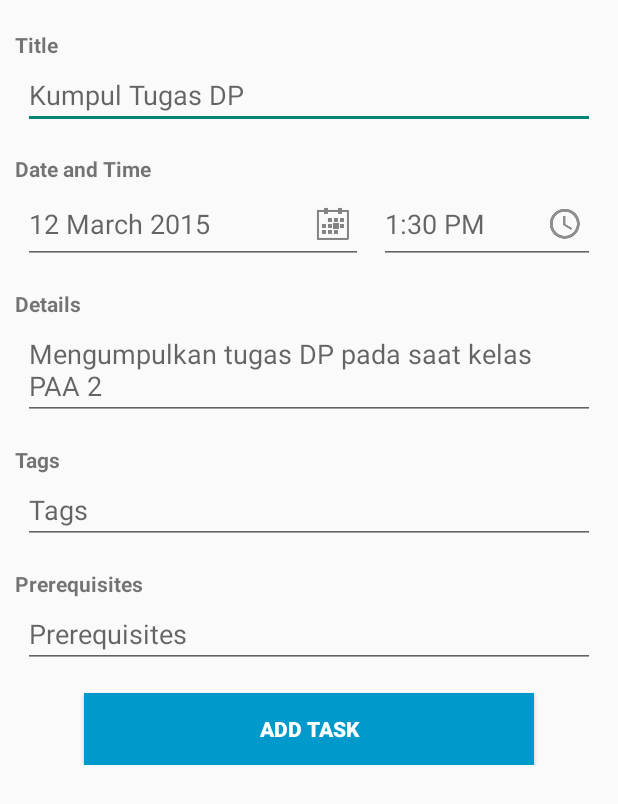
After one commit to stef-ang/DailyTask, an Android app: the layout fragment_edit_task.xml on its own in the app's theme, with its tools: preview values and no code run, on a phone screen of 412 x 824 dp. The commit adds this screen. Shown: the top 804 px of the screen. Run offline under Robolectric (Android 15) with nearby library versions, the phone set to English and light mode, and no system bars.

Commit message:
tambah view Edit Task

```diff
--- /dev/null
+++ b/app/src/main/res/layout/fragment_edit_task.xml
@@ -0,0 +1,79 @@
+<ScrollView xmlns:android="http://schemas.android.com/apk/res/android"
+    xmlns:tools="http://schemas.android.com/tools" android:layout_width="match_parent"
+    android:layout_height="match_parent" tools:context="happiness.dailytask.AddTaskFragment">
+
+    <LinearLayout android:layout_width="match_parent"
+        android:layout_height="match_parent"
+        android:orientation="vertical">
+
+        <!-- TODO: Update blank fragment layout -->
+
+        <TextView
+            style="@style/labelSmall"
+            android:layout_marginTop="20dp"
+            android:text="Title"/>
+        <EditText
+            style="@style/editTextSmall"
+            android:hint="Kumpul Tugas DP"
+            android:id="@+id/edittask_edittext_taskTitle"/>
+        <TextView
+            style="@style/labelSmall"
+            android:layout_marginTop="20dp"
+            android:text="Date and Time"/>
+        <LinearLayout
+            android:layout_width="match_parent"
+            android:layout_height="wrap_content"
+            android:orientation="horizontal"
+            android:weightSum="5">
+            <EditText
+                style="@style/editTextSmall"
+                android:hint="12 March 2015"
+                android:id="@+id/edittask_edittext_date"
+                android:layout_weight="2"
+                android:layout_marginRight="5dp"
+                android:drawableRight="@drawable/ic_calendar"
+                android:onClick="showDatePicker"
+                />
+            <EditText
+                style="@style/editTextSmall"
+                android:hint="1:30 PM"
+                android:id="@+id/edittask_edittext_time"
+                android:layout_weight="3"
+                android:layout_marginLeft="5dp"
+                android:drawableRight="@drawable/ic_action_name"
+                android:onClick="showTimePicker"/>
+        </LinearLayout>
+        <TextView
+            style="@style/labelSmall"
+            android:layout_marginTop="20dp"
+            android:text="Details"/>
+        <EditText
+            style="@style/editTextSmall"
+            android:hint="Mengumpulkan tugas DP pada saat kelas PAA 2"
+            android:id="@+id/edittask_edittext_details"/>
+        <TextView
+            style="@style/labelSmall"
+            android:layout_marginTop="20dp"
+            android:text="Tags"/>
+        <EditText
+            style="@style/editTextSmall"
+            android:hint="Tags"
+            android:id="@+id/addtask_edittext_tags"/>
+        <TextView
+            style="@style/labelSmall"
+            android:layout_marginTop="20dp"
+            android:text="Prerequisites"/>
+        <EditText
+            style="@style/editTextSmall"
+            android:hint="Prerequisites"
+            android:id="@+id/addtaskk_edittext_prerequisites"/>
+
+        <Button
+            style="@style/buttonBlueDefault"
+            android:layout_marginTop="20dp"
+            android:text="Add Task"
+            android:id="@+id/addtask_button"
+            android:onClick="addTask"
+            />
+    </LinearLayout>
+</ScrollView>
--- a/app/src/main/res/values/styles_text.xml
+++ b/app/src/main/res/values/styles_text.xml
@@ -18,8 +18,9 @@
         <item name="android:layout_marginRight">15dp</item>
     </style>
     <style name="editTextSmall" parent="@style/editTextDefault">
-        <item name="android:textSize">20sp</item>
-        <item name="android:layout_marginTop">3dp</item>
+        <item name="android:textSize">18sp</item>
+        <item name="android:layout_marginTop">1dp</item>
+        <item name="android:layout_marginBottom">-3dp</item>
     </style>
     <style name="labelDefault">
         <item name="android:layout_width">wrap_content</item>
@@ -28,4 +29,7 @@
         <item name="android:textSize">18sp</item>
         <item name="android:layout_marginLeft">10dp</item>
     </style>
+    <style name="labelSmall" parent="@style/labelDefault">
+        <item name="android:textSize">14sp</item>
+    </style>
 </resources>
```
